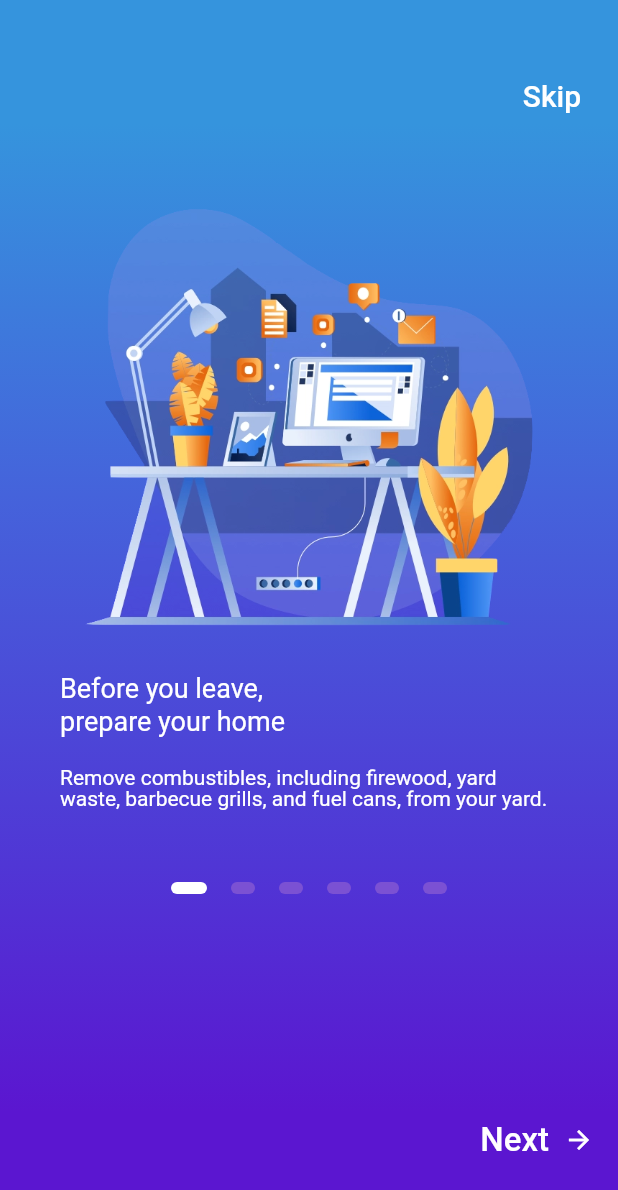
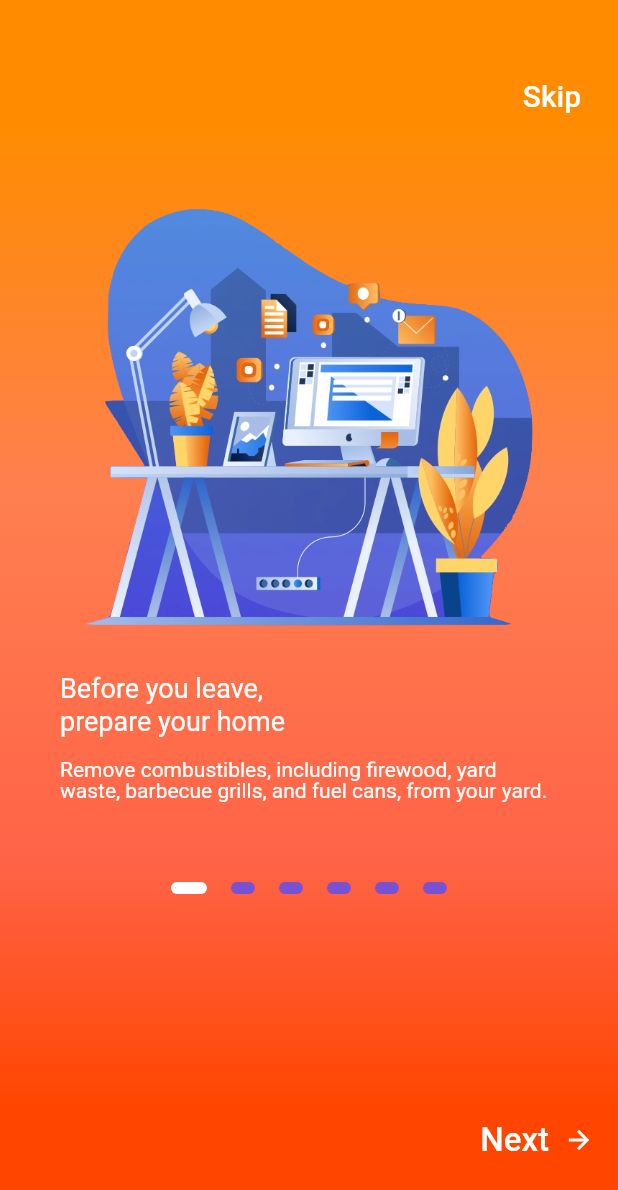
Before and after one commit to kingardor/NSAC-NULLPointers, a Flutter app: the OnboardingScreen screen opened directly, on a phone screen of 412 x 824 dp. Shown: the top 1190 px of the screen. Run offline on Flutter 3.47's test engine with Material 2 defaults, Android fonts, the phone set to English and light mode, and no system bars; our stand-ins replace curved_navigation_bar, dio, firebase_database, firebase_messaging, flutter_local_notifications, flutter_tts and 5 more; missing offline and left inert: about, android_intent; accounts and stored records are empty; Roboto replaces fonts that are missing (CM Sans Serif).

Commit message:
Theme change

```diff
--- a/flutterapp/lib/pages/cameraPage.dart
+++ b/flutterapp/lib/pages/cameraPage.dart
@@ -20,7 +20,7 @@ class _CameraPageState extends State<CameraPage> {
   bool locationFlagError = false;
 
   static BaseOptions options = new BaseOptions(
-  baseUrl: "http://192.168.8.236:6969",
+  baseUrl: "http://172.16.16.43:6969",
   connectTimeout: 5000,
   receiveTimeout: 3000,
   );
@@ -45,7 +45,7 @@ class _CameraPageState extends State<CameraPage> {
     }
 
     var response = await dio.post("/detect", data: formData);
-    log(response.toString());
+    log("Picture upload response: " + response.toString());
   }
 
   Future getLatLong() async{
@@ -91,7 +91,7 @@ class _CameraPageState extends State<CameraPage> {
       ),
       body: Center(
         child: _image == null
-            ? Text('No image selected.')
+            ? Text('Click an Image.')
             : Image.file(_image),
 
 
--- a/flutterapp/lib/pages/infoPage.dart
+++ b/flutterapp/lib/pages/infoPage.dart
@@ -48,11 +48,7 @@ class InfoPage extends StatelessWidget {
           title: Text('Code of conduct'),
           icon: Icon(Icons.sentiment_satisfied),
         ),
-        MarkdownPageListTile(
-          filename: 'CODE_OF_CONDUCT.md',
-          title: Text('Code of conduct'),
-          icon: Icon(Icons.sentiment_satisfied),
-        ),
+
         LicensesPageListTile(
           title: Text('Open source Licenses'),
           icon: Icon(Icons.favorite),
--- a/flutterapp/lib/screens/onboarding_screen.dart
+++ b/flutterapp/lib/screens/onboarding_screen.dart
@@ -57,10 +57,10 @@ class _OnboardingScreenState extends State<OnboardingScreen> {
               end: Alignment.bottomCenter,
               stops: [0.1, 0.4, 0.7, 0.9],
               colors: [
-                Color(0xFF3594DD),
-                Color(0xFF4563DB),
-                Color(0xFF5036D5),
-                Color(0xFF5B16D0),
+                Color(0xFFFF8C00),
+                Color(0xFFFF7F50),
+                Color(0xFFFF6347),
+                Color(0xFFFF4500),
               ],
             ),
           ),
@@ -108,7 +108,7 @@ class _OnboardingScreenState extends State<OnboardingScreen> {
                     },
                     children: <Widget>[
                       Padding(
-                        padding: EdgeInsets.all(40.0),
+                        padding: EdgeInsets.fromLTRB(40.0, 40.0, 40.0, 0.0),
                         child: Column(
                           crossAxisAlignment: CrossAxisAlignment.start,
                           children: <Widget>[
@@ -126,7 +126,7 @@ class _OnboardingScreenState extends State<OnboardingScreen> {
                               'Before you leave,\nprepare your home',
                               style: kTitleStyle,
                             ),
-                            SizedBox(height: 20.0),
+                            SizedBox(height: 15.0),
                             Text(
                               'Remove combustibles, including firewood, yard waste, barbecue grills, and fuel cans, from your yard.',
                               style: kSubtitleStyle,
@@ -162,7 +162,7 @@ class _OnboardingScreenState extends State<OnboardingScreen> {
                         ),
                       ),
                       Padding(
-                        padding: EdgeInsets.all(40.0),
+                        padding: EdgeInsets.fromLTRB(40.0, 40.0, 40.0, 0.0),
                         child: Column(
                           crossAxisAlignment: CrossAxisAlignment.start,
                           children: <Widget>[
@@ -190,7 +190,7 @@ class _OnboardingScreenState extends State<OnboardingScreen> {
                         ),
                       ),
                       Padding(
-                        padding: EdgeInsets.all(40.0),
+                        padding: EdgeInsets.fromLTRB(40.0, 40.0, 40.0, 0.0),
                         child: Column(
                           crossAxisAlignment: CrossAxisAlignment.start,
                           children: <Widget>[
@@ -217,7 +217,7 @@ class _OnboardingScreenState extends State<OnboardingScreen> {
                         ),
                       ),
                       Padding(
-                        padding: EdgeInsets.all(40.0),
+                        padding: EdgeInsets.fromLTRB(40.0, 40.0, 40.0, 0.0),
                         child: Column(
                           crossAxisAlignment: CrossAxisAlignment.start,
                           children: <Widget>[
```
Also changed, not shown: flutterapp/lib/main.dart (+16 -1 lines).
